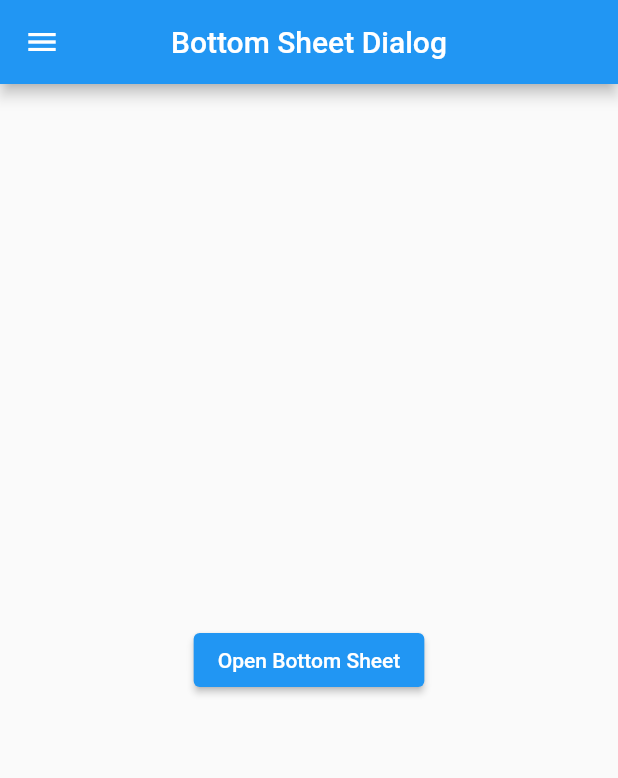
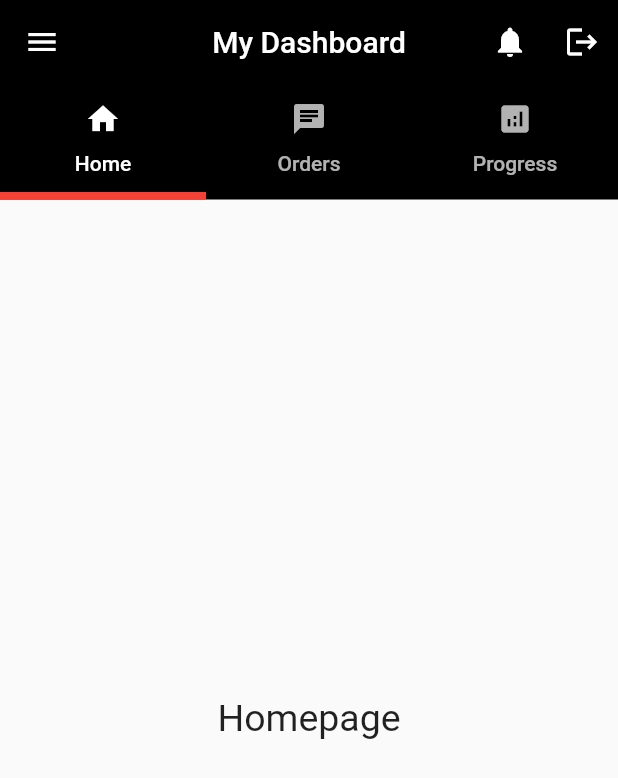
Before and after one commit to abpadamani/flutterinternship, a Flutter app: the MyLogin screen opened directly, after a tap on "Sign Up", on a phone screen of 412 x 824 dp. Shown: the top 778 px of the screen. Run offline on Flutter 3.47's test engine with Material 2 defaults, Android fonts, the phone set to English and light mode, and no system bars; our stand-ins replace badges, carousel_slider, email_validator, fluttertoast, google_fonts, image_picker and 1 more; missing offline and left inert: drag_and_drop_lists; Roboto replaces fonts that are missing (Ubuntu).

Commit message:
basic appbar

```diff
--- /dev/null
+++ b/lib/basic-appbar/basic.dart
@@ -0,0 +1,65 @@
+import 'package:flutter/material.dart';
+import 'package:internship/drawer/drawer.dart';
+import 'package:internship/loginscreen/login.dart';
+
+class Myappbar extends StatefulWidget {
+  const Myappbar({Key? key}) : super(key: key);
+
+  @override
+  State<Myappbar> createState() => _MyappbarState();
+}
+
+class _MyappbarState extends State<Myappbar> {
+  @override
+  Widget build(BuildContext context) {
+    return DefaultTabController(
+      length: 3,
+      child: Scaffold(
+        drawer: Mydrawer(),
+        appBar: AppBar(
+          title: Text("My Dashboard"),
+          centerTitle: true,
+          actions: [
+            IconButton(onPressed: () {}, icon: Icon(Icons.notifications)),
+            IconButton(
+                onPressed: () {
+                  Navigator.push(
+                    context,
+                    MaterialPageRoute(builder: (context) => MyLogin()),
+                  );
+                },
+                icon: Icon(Icons.logout)),
+          ],
+          backgroundColor: Colors.black,
+          elevation: 0,
+          bottom: TabBar(indicatorColor: Colors.red, indicatorWeight: 5, tabs: [
+            Tab(
+              icon: Icon(Icons.home),
+              text: "Home",
+            ),
+            Tab(
+              icon: Icon(Icons.chat),
+              text: "Orders",
+            ),
+            Tab(
+              icon: Icon(Icons.analytics),
+              text: "Progress",
+            ),
+          ]),
+        ),
+        body: TabBarView(children: [
+          ntab('Homepage'),
+          ntab('Orders Page'),
+          ntab('Progress Page'),
+        ]),
+      ),
+    );
+  }
+
+  Widget ntab(String text) => Center(
+        child: Text(
+          text,
+          style: TextStyle(fontSize: 25),
+        ),
+      );
+}
--- a/lib/loginscreen/login.dart
+++ b/lib/loginscreen/login.dart
@@ -5,6 +5,7 @@ import 'package:flutter/cupertino.dart';
 import 'package:flutter/material.dart';
 import 'package:google_fonts/google_fonts.dart';
 import 'package:cupertino_icons/cupertino_icons.dart';
+import 'package:internship/basic-appbar/basic.dart';
 import 'package:internship/bottomsheetdialog/mainbottom.dart';
 import 'package:internship/customscrollview/custom.dart';
 import 'package:internship/drawer/drawer.dart';
@@ -98,7 +99,7 @@ class _MyLoginState extends State<MyLogin> {
                                 Navigator.push(
                                   context,
                                   MaterialPageRoute(
-                                      builder: (context) => Mybottom()),
+                                      builder: (context) => Myappbar()),
                                 );
                               },
                               child: Text(
--- a/lib/main.dart
+++ b/lib/main.dart
@@ -1,8 +1,10 @@
 import 'package:flutter/material.dart';
 import 'package:google_fonts/google_fonts.dart';
 import 'package:internship/Buttonss/buttonss.dart';
+import 'package:internship/basic-appbar/basic.dart';
 import 'package:internship/carousel-slider/Myslider.dart';
 import 'package:internship/expanshio-tile/expanshion.dart';
+import 'package:internship/loginscreen/login.dart';
 import 'package:internship/page-indicators/mainpageindicator.dart';
 import 'package:internship/reordereable/maindrag.dart';
 import 'package:internship/simple-dialogue/simple.dart';
@@ -26,7 +28,7 @@ class MyApp extends StatelessWidget {
         primarySwatch: Colors.blue,
         textTheme: GoogleFonts.ubuntuTextTheme(),
       ),
-      home: MainPage(),
+      home: MyLogin(),
     );
   }
 }
```
